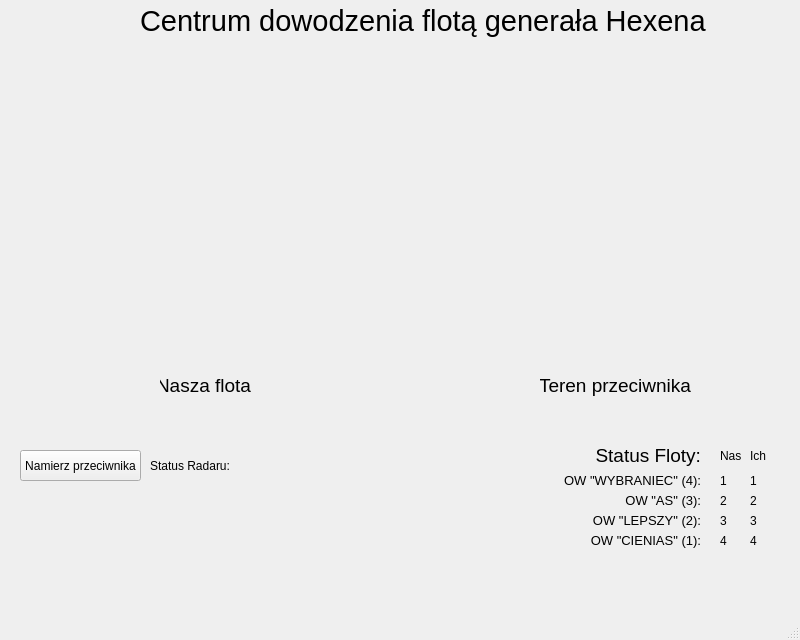
Before: the Qt Designer form untitled.ui in opiechow/StatkiWNO, drawn with Qt 5.
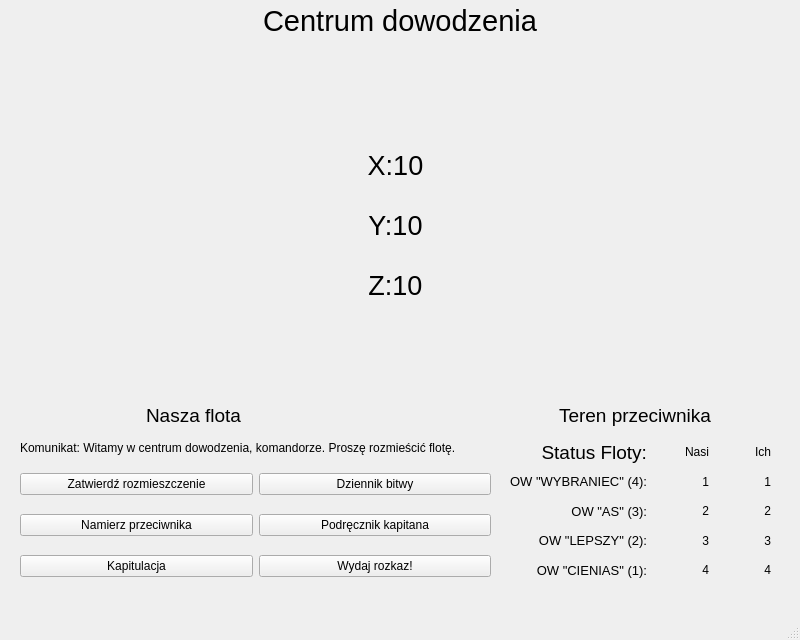
After: the same form once the commit is applied.

Diff of the .ui file:
```diff
--- a/untitled.ui
+++ b/untitled.ui
@@ -35,16 +35,28 @@
    <widget class="QWidget" name="widget" native="true">
     <property name="geometry">
      <rect>
-      <x>20</x>
+      <x>10</x>
       <y>50</y>
-      <width>371</width>
-      <height>311</height>
+      <width>350</width>
+      <height>350</height>
      </rect>
     </property>
+    <property name="sizePolicy">
+     <sizepolicy hsizetype="Preferred" vsizetype="Preferred">
+      <horstretch>0</horstretch>
+      <verstretch>0</verstretch>
+     </sizepolicy>
+    </property>
+    <property name="minimumSize">
+     <size>
+      <width>300</width>
+      <height>300</height>
+     </size>
+    </property>
     <widget class="QWidget" name="verticalLayoutWidget">
      <property name="geometry">
       <rect>
-       <x>110</x>
+       <x>60</x>
        <y>120</y>
        <width>160</width>
        <height>80</height>
@@ -56,9 +68,9 @@
    <widget class="QLabel" name="label">
     <property name="geometry">
      <rect>
-      <x>140</x>
+      <x>200</x>
       <y>0</y>
-      <width>571</width>
+      <width>400</width>
       <height>41</height>
      </rect>
     </property>
@@ -66,72 +78,35 @@
      <font>
       <family>Nirmala UI</family>
       <pointsize>22</pointsize>
+      <underline>false</underline>
      </font>
     </property>
     <property name="text">
-     <string>Centrum dowodzenia flotą generała Hexena</string>
-    </property>
-   </widget>
-   <widget class="QPushButton" name="connButton">
-    <property name="geometry">
-     <rect>
-      <x>20</x>
-      <y>450</y>
-      <width>121</width>
-      <height>31</height>
-     </rect>
-    </property>
-    <property name="text">
-     <string>Namierz przeciwnika</string>
-    </property>
-   </widget>
-   <widget class="QLabel" name="label_2">
-    <property name="geometry">
-     <rect>
-      <x>150</x>
-      <y>450</y>
-      <width>81</width>
-      <height>31</height>
-     </rect>
-    </property>
-    <property name="text">
-     <string>Status Radaru:</string>
-    </property>
-   </widget>
-   <widget class="QLabel" name="label_3">
-    <property name="geometry">
-     <rect>
-      <x>590</x>
-      <y>440</y>
-      <width>111</width>
-      <height>31</height>
-     </rect>
-    </property>
-    <property name="font">
-     <font>
-      <pointsize>14</pointsize>
-     </font>
-    </property>
-    <property name="text">
-     <string>Status Floty:</string>
+     <string>Centrum dowodzenia</string>
     </property>
     <property name="alignment">
-     <set>Qt::AlignRight|Qt::AlignTrailing|Qt::AlignVCenter</set>
+     <set>Qt::AlignCenter</set>
     </property>
    </widget>
    <widget class="QWidget" name="widget_2" native="true">
     <property name="geometry">
      <rect>
-      <x>420</x>
+      <x>440</x>
       <y>50</y>
-      <width>371</width>
-      <height>311</height>
+      <width>350</width>
+      <height>350</height>
      </rect>
     </property>
+    <property name="minimumSize">
+     <size>
+      <width>300</width>
+      <height>300</height>
+     </size>
+    </property>
     <widget class="QWidget" name="verticalLayoutWidget_2">
      <property name="geometry">
       <rect>
-       <x>90</x>
+       <x>80</x>
        <y>120</y>
        <width>160</width>
        <height>80</height>
@@ -140,272 +115,365 @@
      <layout class="QVBoxLayout" name="verticalLayout_2"/>
     </widget>
    </widget>
-   <widget class="QLabel" name="label_4">
+   <widget class="QLabel" name="label_18">
     <property name="geometry">
      <rect>
-      <x>530</x>
-      <y>530</y>
-      <width>171</width>
-      <height>21</height>
+      <x>130</x>
+      <y>400</y>
+      <width>111</width>
+      <height>31</height>
      </rect>
     </property>
     <property name="font">
      <font>
-      <pointsize>10</pointsize>
+      <pointsize>14</pointsize>
      </font>
     </property>
     <property name="text">
-     <string>OW &quot;CIENIAS&quot; (1):</string>
+     <string>Nasza flota</string>
     </property>
     <property name="alignment">
      <set>Qt::AlignRight|Qt::AlignTrailing|Qt::AlignVCenter</set>
     </property>
    </widget>
-   <widget class="QLabel" name="label_5">
+   <widget class="QLabel" name="label_19">
     <property name="geometry">
      <rect>
       <x>530</x>
-      <y>510</y>
-      <width>171</width>
-      <height>21</height>
+      <y>400</y>
+      <width>181</width>
+      <height>31</height>
      </rect>
     </property>
     <property name="font">
      <font>
-      <pointsize>10</pointsize>
+      <pointsize>14</pointsize>
      </font>
     </property>
     <property name="text">
-     <string>OW &quot;LEPSZY&quot; (2):</string>
+     <string>Teren przeciwnika</string>
     </property>
     <property name="alignment">
      <set>Qt::AlignRight|Qt::AlignTrailing|Qt::AlignVCenter</set>
     </property>
    </widget>
-   <widget class="QLabel" name="label_6">
+   <widget class="QLabel" name="label_20">
     <property name="geometry">
      <rect>
-      <x>530</x>
-      <y>490</y>
-      <width>171</width>
-      <height>21</height>
+      <x>20</x>
+      <y>440</y>
+      <width>491</width>
+      <height>16</height>
      </rect>
     </property>
-    <property name="font">
-     <font>
-      <pointsize>10</pointsize>
-     </font>
-    </property>
     <property name="text">
-     <string>OW &quot;AS&quot; (3):</string>
+     <string>Komunikat: Witamy w centrum dowodzenia, komandorze. Proszę rozmieścić flotę.</string>
     </property>
-    <property name="alignment">
-     <set>Qt::AlignRight|Qt::AlignTrailing|Qt::AlignVCenter</set>
-    </property>
    </widget>
-   <widget class="QLabel" name="label_7">
+   <widget class="QWidget" name="">
     <property name="geometry">
      <rect>
       <x>510</x>
-      <y>470</y>
-      <width>191</width>
-      <height>21</height>
+      <y>440</y>
+      <width>261</width>
+      <height>142</height>
      </rect>
     </property>
+    <layout class="QGridLayout" name="gridLayout_2">
+     <item row="0" column="0">
+      <widget class="QLabel" name="label_3">
     <property name="font">
      <font>
-      <pointsize>10</pointsize>
+         <pointsize>14</pointsize>
      </font>
     </property>
     <property name="text">
-     <string>OW &quot;WYBRANIEC&quot; (4):</string>
+        <string>Status Floty:</string>
     </property>
     <property name="alignment">
      <set>Qt::AlignRight|Qt::AlignTrailing|Qt::AlignVCenter</set>
     </property>
    </widget>
+     </item>
+     <item row="0" column="1">
    <widget class="QLabel" name="label_8">
-    <property name="geometry">
-     <rect>
-      <x>720</x>
-      <y>440</y>
-      <width>21</width>
-      <height>31</height>
-     </rect>
-    </property>
     <property name="text">
      <string>Nasi</string>
     </property>
-   </widget>
+       <property name="alignment">
+        <set>Qt::AlignRight|Qt::AlignTrailing|Qt::AlignVCenter</set>
+       </property>
+      </widget>
+     </item>
+     <item row="0" column="2">
    <widget class="QLabel" name="label_9">
-    <property name="geometry">
-     <rect>
-      <x>750</x>
-      <y>440</y>
-      <width>21</width>
-      <height>31</height>
-     </rect>
-    </property>
     <property name="text">
      <string>Ich</string>
     </property>
-   </widget>
-   <widget class="QLabel" name="label_10">
-    <property name="geometry">
-     <rect>
-      <x>720</x>
-      <y>470</y>
-      <width>16</width>
-      <height>21</height>
-     </rect>
+       <property name="alignment">
+        <set>Qt::AlignRight|Qt::AlignTrailing|Qt::AlignVCenter</set>
+       </property>
+      </widget>
+     </item>
+     <item row="1" column="0">
+      <widget class="QLabel" name="label_7">
+       <property name="font">
+        <font>
+         <pointsize>10</pointsize>
+        </font>
     </property>
     <property name="text">
-     <string>1</string>
-    </property>
-   </widget>
-   <widget class="QLabel" name="label_11">
-    <property name="geometry">
-     <rect>
-      <x>750</x>
-      <y>470</y>
-      <width>16</width>
-      <height>21</height>
-     </rect>
-    </property>
+        <string>OW &quot;WYBRANIEC&quot; (4):</string>
+       </property>
+       <property name="alignment">
+        <set>Qt::AlignRight|Qt::AlignTrailing|Qt::AlignVCenter</set>
+       </property>
+      </widget>
+     </item>
+     <item row="1" column="1">
+      <widget class="QLabel" name="l_my_ile_4">
+       <property name="text">
+        <string>1</string>
+       </property>
+       <property name="alignment">
+        <set>Qt::AlignRight|Qt::AlignTrailing|Qt::AlignVCenter</set>
+       </property>
+      </widget>
+     </item>
+     <item row="1" column="2">
+      <widget class="QLabel" name="l_oni_ile_4">
     <property name="text">
      <string>1</string>
     </property>
-   </widget>
-   <widget class="QLabel" name="label_12">
-    <property name="geometry">
-     <rect>
-      <x>720</x>
-      <y>490</y>
-      <width>16</width>
-      <height>21</height>
-     </rect>
+       <property name="alignment">
+        <set>Qt::AlignRight|Qt::AlignTrailing|Qt::AlignVCenter</set>
+       </property>
+      </widget>
+     </item>
+     <item row="2" column="0">
+      <widget class="QLabel" name="label_6">
+       <property name="font">
+        <font>
+         <pointsize>10</pointsize>
+        </font>
     </property>
     <property name="text">
-     <string>2</string>
-    </property>
-   </widget>
-   <widget class="QLabel" name="label_13">
-    <property name="geometry">
-     <rect>
-      <x>750</x>
-      <y>490</y>
-      <width>16</width>
-      <height>21</height>
-     </rect>
-    </property>
+        <string>OW &quot;AS&quot; (3):</string>
+       </property>
+       <property name="alignment">
+        <set>Qt::AlignRight|Qt::AlignTrailing|Qt::AlignVCenter</set>
+       </property>
+      </widget>
+     </item>
+     <item row="2" column="1">
+      <widget class="QLabel" name="l_my_ile_3">
+       <property name="text">
+        <string>2</string>
+       </property>
+       <property name="alignment">
+        <set>Qt::AlignRight|Qt::AlignTrailing|Qt::AlignVCenter</set>
+       </property>
+      </widget>
+     </item>
+     <item row="2" column="2">
+      <widget class="QLabel" name="l_oni_ile_3">
     <property name="text">
      <string>2</string>
     </property>
-   </widget>
-   <widget class="QLabel" name="label_14">
-    <property name="geometry">
-     <rect>
-      <x>720</x>
-      <y>510</y>
-      <width>16</width>
-      <height>21</height>
-     </rect>
+       <property name="alignment">
+        <set>Qt::AlignRight|Qt::AlignTrailing|Qt::AlignVCenter</set>
+       </property>
+      </widget>
+     </item>
+     <item row="3" column="0">
+      <widget class="QLabel" name="label_5">
+       <property name="font">
+        <font>
+         <pointsize>10</pointsize>
+        </font>
     </property>
     <property name="text">
-     <string>3</string>
-    </property>
-   </widget>
-   <widget class="QLabel" name="label_15">
-    <property name="geometry">
-     <rect>
-      <x>750</x>
-      <y>510</y>
-      <width>16</width>
-      <height>21</height>
-     </rect>
-    </property>
+        <string>OW &quot;LEPSZY&quot; (2):</string>
+       </property>
+       <property name="alignment">
+        <set>Qt::AlignRight|Qt::AlignTrailing|Qt::AlignVCenter</set>
+       </property>
+      </widget>
+     </item>
+     <item row="3" column="1">
+      <widget class="QLabel" name="l_my_ile_2">
+       <property name="text">
+        <string>3</string>
+       </property>
+       <property name="alignment">
+        <set>Qt::AlignRight|Qt::AlignTrailing|Qt::AlignVCenter</set>
+       </property>
+      </widget>
+     </item>
+     <item row="3" column="2">
+      <widget class="QLabel" name="l_oni_ile_2">
     <property name="text">
      <string>3</string>
     </property>
-   </widget>
-   <widget class="QLabel" name="label_16">
-    <property name="geometry">
-     <rect>
-      <x>720</x>
-      <y>530</y>
-      <width>16</width>
-      <height>21</height>
-     </rect>
+       <property name="alignment">
+        <set>Qt::AlignRight|Qt::AlignTrailing|Qt::AlignVCenter</set>
+       </property>
+      </widget>
+     </item>
+     <item row="4" column="0">
+      <widget class="QLabel" name="label_4">
+       <property name="font">
+        <font>
+         <pointsize>10</pointsize>
+        </font>
     </property>
     <property name="text">
+        <string>OW &quot;CIENIAS&quot; (1):</string>
+       </property>
+       <property name="alignment">
+        <set>Qt::AlignRight|Qt::AlignTrailing|Qt::AlignVCenter</set>
+       </property>
+      </widget>
+     </item>
+     <item row="4" column="1">
+      <widget class="QLabel" name="l_my_ile_1">
+       <property name="text">
      <string>4</string>
     </property>
-   </widget>
-   <widget class="QLabel" name="label_17">
+       <property name="alignment">
+        <set>Qt::AlignRight|Qt::AlignTrailing|Qt::AlignVCenter</set>
+       </property>
+      </widget>
+     </item>
+     <item row="4" column="2">
+      <widget class="QLabel" name="l_oni_ile_1">
+       <property name="text">
+        <string>4</string>
+       </property>
+       <property name="alignment">
+        <set>Qt::AlignRight|Qt::AlignTrailing|Qt::AlignVCenter</set>
+       </property>
+      </widget>
+     </item>
+    </layout>
+   </widget>
+   <widget class="QLabel" name="l_wsp_x">
     <property name="geometry">
      <rect>
-      <x>750</x>
-      <y>530</y>
-      <width>16</width>
-      <height>21</height>
+      <x>360</x>
+      <y>150</y>
+      <width>71</width>
+      <height>31</height>
      </rect>
     </property>
+    <property name="font">
+     <font>
+      <pointsize>20</pointsize>
+     </font>
+    </property>
     <property name="text">
-     <string>4</string>
+     <string>X:10</string>
     </property>
+    <property name="alignment">
+     <set>Qt::AlignCenter</set>
+    </property>
    </widget>
-   <widget class="QLabel" name="label_18">
+   <widget class="QLabel" name="l_wsp_y">
     <property name="geometry">
      <rect>
-      <x>160</x>
-      <y>370</y>
-      <width>91</width>
+      <x>360</x>
+      <y>210</y>
+      <width>71</width>
       <height>31</height>
      </rect>
     </property>
     <property name="font">
      <font>
-      <pointsize>14</pointsize>
+      <pointsize>20</pointsize>
      </font>
     </property>
     <property name="text">
-     <string>Nasza flota</string>
+     <string>Y:10</string>
     </property>
     <property name="alignment">
-     <set>Qt::AlignRight|Qt::AlignTrailing|Qt::AlignVCenter</set>
+     <set>Qt::AlignCenter</set>
     </property>
    </widget>
-   <widget class="QLabel" name="label_19">
+   <widget class="QLabel" name="l_wsp_z">
     <property name="geometry">
      <rect>
-      <x>540</x>
-      <y>370</y>
-      <width>151</width>
+      <x>360</x>
+      <y>270</y>
+      <width>71</width>
       <height>31</height>
      </rect>
     </property>
     <property name="font">
      <font>
-      <pointsize>14</pointsize>
+      <pointsize>20</pointsize>
      </font>
     </property>
     <property name="text">
-     <string>Teren przeciwnika</string>
+     <string>Z:10</string>
     </property>
     <property name="alignment">
-     <set>Qt::AlignRight|Qt::AlignTrailing|Qt::AlignVCenter</set>
+     <set>Qt::AlignCenter</set>
     </property>
    </widget>
-  </widget>
-  <widget class="QMenuBar" name="menubar">
+   <widget class="QWidget" name="">
    <property name="geometry">
     <rect>
-     <x>0</x>
-     <y>0</y>
-     <width>800</width>
-     <height>21</height>
-    </rect>
-   </property>
+      <x>20</x>
+      <y>460</y>
+      <width>471</width>
+      <height>131</height>
+     </rect>
+    </property>
+    <layout class="QGridLayout" name="gridLayout_3">
+     <item row="0" column="0">
+      <widget class="QPushButton" name="b_listen">
+       <property name="text">
+        <string>Zatwierdź rozmieszczenie</string>
+       </property>
+      </widget>
+     </item>
+     <item row="0" column="1">
+      <widget class="QPushButton" name="b_log">
+       <property name="text">
+        <string>Dziennik bitwy</string>
+       </property>
+      </widget>
+     </item>
+     <item row="1" column="0">
+      <widget class="QPushButton" name="b_connect">
+       <property name="text">
+        <string>Namierz przeciwnika</string>
+       </property>
+      </widget>
+     </item>
+     <item row="1" column="1">
+      <widget class="QPushButton" name="b_help">
+       <property name="text">
+        <string>Podręcznik kapitana</string>
+       </property>
+      </widget>
+     </item>
+     <item row="2" column="0">
+      <widget class="QPushButton" name="b_lose">
+       <property name="text">
+        <string>Kapitulacja</string>
+       </property>
+      </widget>
+     </item>
+     <item row="2" column="1">
+      <widget class="QPushButton" name="b_send">
+       <property name="text">
+        <string>Wydaj rozkaz!</string>
+       </property>
+      </widget>
+     </item>
+    </layout>
+   </widget>
   </widget>
   <widget class="QStatusBar" name="statusbar"/>
  </widget>
```
Left out of the diff: 4 changed lines with no effect on the pictures. Lines whose indentation alone changed are shown as unchanged.
